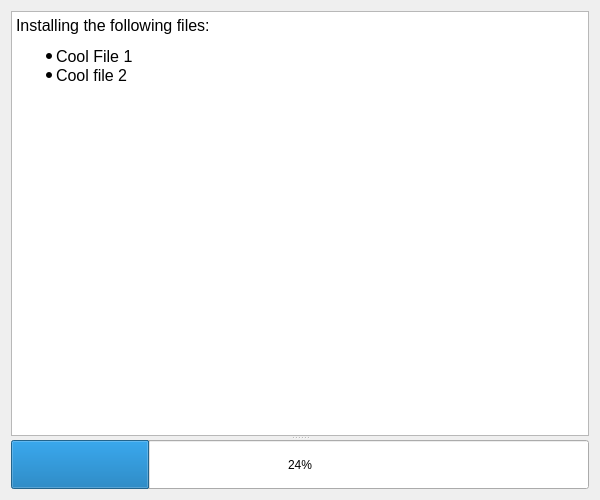
Qt form skymodman/interface/designer/ui/installation_wizpage.ui (Kf4btg/SkyModMan) before a commit.
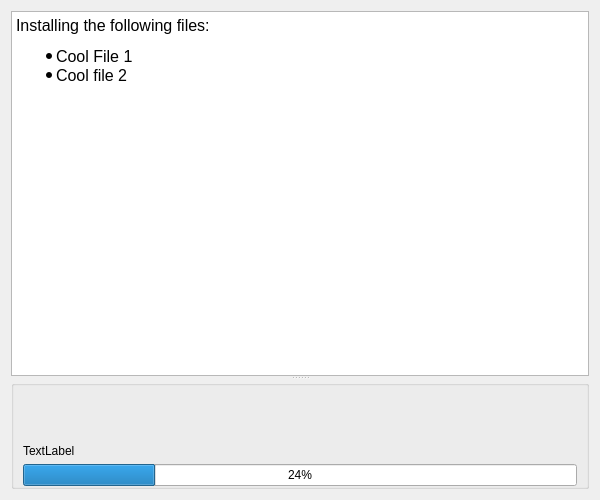
The same form after that commit.

Commit message: add ability to stop file-installation

Diff of the .ui file:
```diff
--- a/skymodman/interface/designer/ui/installation_wizpage.ui
+++ b/skymodman/interface/designer/ui/installation_wizpage.ui
@@ -20,6 +20,12 @@
       <enum>Qt::Vertical</enum>
      </property>
      <widget class="QTextBrowser" name="install_summary">
+      <property name="sizePolicy">
+       <sizepolicy hsizetype="Expanding" vsizetype="Ignored">
+        <horstretch>0</horstretch>
+        <verstretch>0</verstretch>
+       </sizepolicy>
+      </property>
       <property name="html">
        <string>&lt;!DOCTYPE HTML PUBLIC &quot;-//W3C//DTD HTML 4.0//EN&quot; &quot;http://www.w3.org/TR/REC-html40/strict.dtd&quot;&gt;
 &lt;html&gt;&lt;head&gt;&lt;meta name=&quot;qrichtext&quot; content=&quot;1&quot; /&gt;&lt;style type=&quot;text/css&quot;&gt;
@@ -30,10 +36,35 @@
 &lt;li style=&quot; font-family:'monospace';&quot; style=&quot; margin-top:0px; margin-bottom:12px; margin-left:0px; margin-right:0px; -qt-block-indent:0; text-indent:0px;&quot;&gt;Cool file 2&lt;/li&gt;&lt;/ul&gt;&lt;/body&gt;&lt;/html&gt;</string>
       </property>
      </widget>
-     <widget class="QProgressBar" name="install_progress">
-      <property name="value">
-       <number>24</number>
+     <widget class="QGroupBox" name="progress_box">
+      <property name="alignment">
+       <set>Qt::AlignBottom|Qt::AlignLeading|Qt::AlignLeft</set>
       </property>
+      <property name="flat">
+       <bool>true</bool>
+      </property>
+      <layout class="QVBoxLayout" name="verticalLayout">
+       <property name="topMargin">
+        <number>6</number>
+       </property>
+       <property name="bottomMargin">
+        <number>0</number>
+       </property>
+       <item alignment="Qt::AlignBottom">
+        <widget class="QLabel" name="progress_label">
+         <property name="text">
+          <string>TextLabel</string>
+         </property>
+        </widget>
+       </item>
+       <item>
+        <widget class="QProgressBar" name="install_progress">
+         <property name="value">
+          <number>24</number>
+         </property>
+        </widget>
+       </item>
+      </layout>
      </widget>
     </widget>
    </item>
```
Left out of the diff: 3 changed lines with no effect on the pictures. The commit also changes 3 other files.
